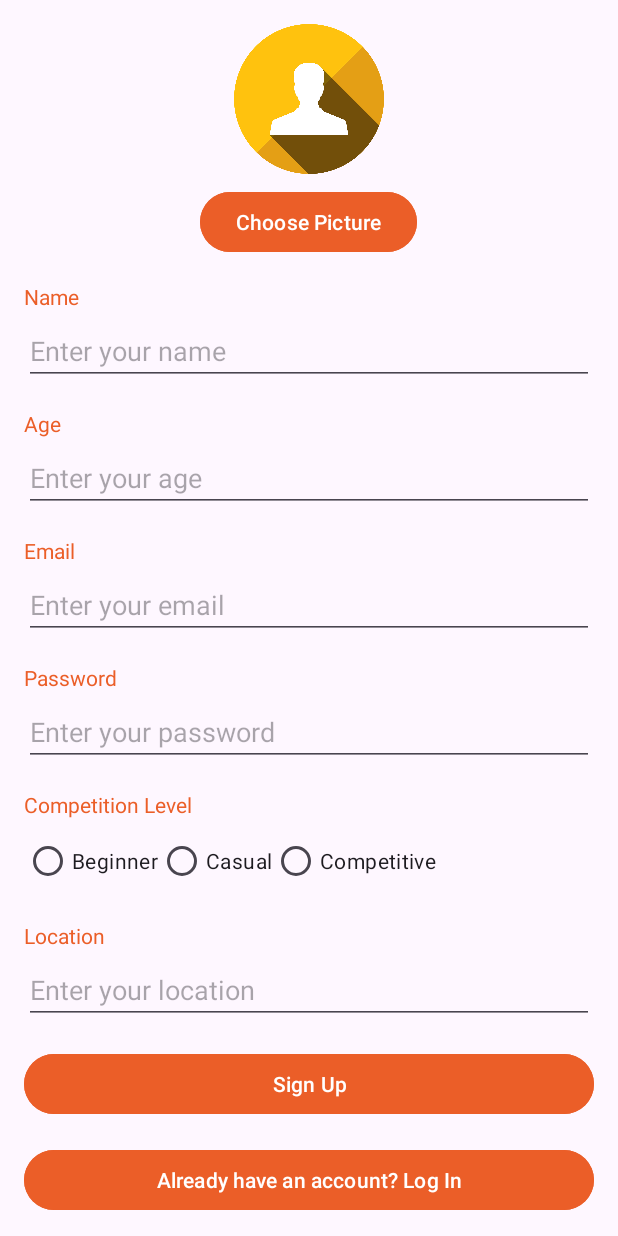
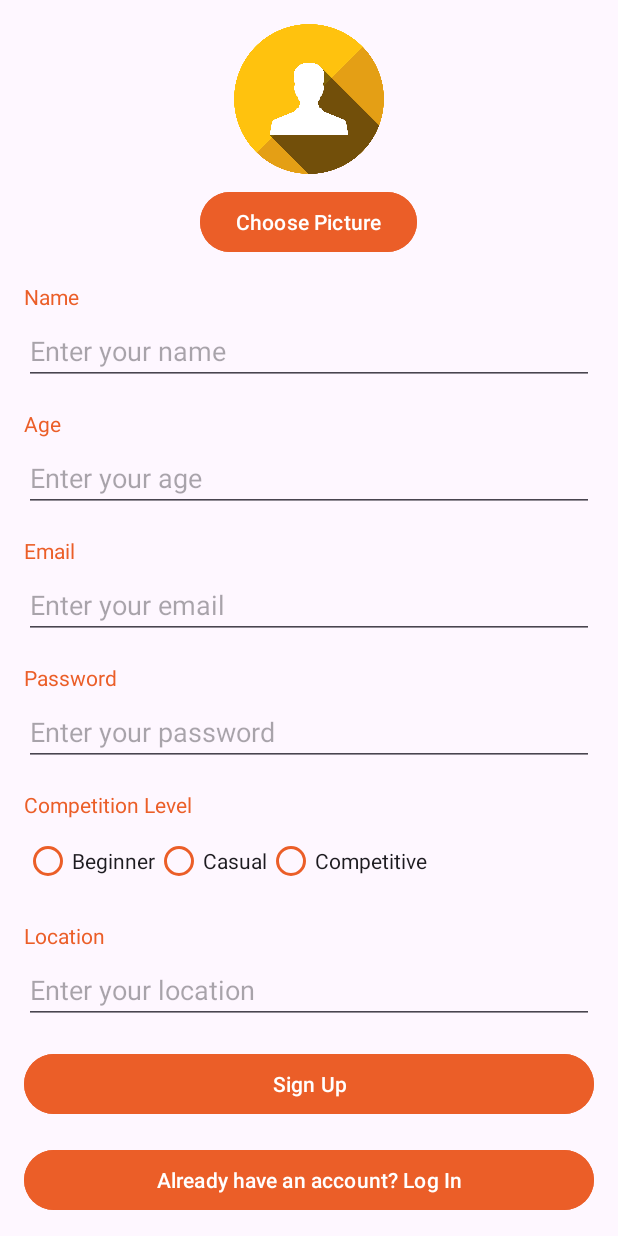
Before and after one commit to tigerokuma/HoopHub, an Android app built with Jetpack Compose: the SignUpFragment screen opened through its navigation route, on a phone screen of 412 x 824 dp. Run offline under Robolectric (Android 15) with nearby library versions, the phone set to English and light mode, and no system bars; our stand-ins replace Firebase (no records; nobody signed in at launch, a user with empty details on screens opened directly), navigation-ui; pictures from the network do not load; 1 statement that could not run was skipped.

Commit message:
Signup Fragment now goes to PlayersFragment upon successful login via nav_graph. Button styles changed in login/signup fragments

```diff
--- a/app/src/main/java/com/example/hoophubskeleton/fragment/Auth/SignUpFragment.kt
+++ b/app/src/main/java/com/example/hoophubskeleton/fragment/Auth/SignUpFragment.kt
@@ -110,6 +110,8 @@ class SignUpFragment : Fragment() {
 
                 authViewModel.signUp(email, password, user)
             }
+
+            findNavController().navigate(R.id.action_signUpFragment_to_playersFragment)
         }
     }
 
--- a/app/src/main/res/layout/fragment_signup.xml
+++ b/app/src/main/res/layout/fragment_signup.xml
@@ -27,7 +27,7 @@
             android:layout_height="wrap_content"
             android:text="Choose Picture"
             android:layout_gravity="center"
-            android:backgroundTint="@color/highlight"
+            style="@style/CustomButtonStyle"
             android:layout_marginBottom="16dp" />
 
         <!-- Name -->
@@ -113,18 +113,21 @@
                 android:id="@+id/radioBeginner"
                 android:layout_width="wrap_content"
                 android:layout_height="wrap_content"
+                style="@style/CustomRadioButtonStyle"
                 android:text="Beginner" />
 
             <RadioButton
                 android:id="@+id/radioCasual"
                 android:layout_width="wrap_content"
                 android:layout_height="wrap_content"
+                style="@style/CustomRadioButtonStyle"
                 android:text="Casual" />
 
             <RadioButton
                 android:id="@+id/radioCompetitive"
                 android:layout_width="wrap_content"
                 android:layout_height="wrap_content"
+                style="@style/CustomRadioButtonStyle"
                 android:text="Competitive" />
         </RadioGroup>
 
@@ -149,7 +152,7 @@
             android:id="@+id/signUpButton"
             android:layout_width="match_parent"
             android:layout_height="wrap_content"
-            android:backgroundTint="@color/highlight"
+            style="@style/CustomButtonStyle"
             android:text="Sign Up" />
 
         <!-- Go to signup -->
@@ -157,7 +160,7 @@
             android:id="@+id/goToLoginButton"
             android:layout_width="match_parent"
             android:layout_height="wrap_content"
-            android:backgroundTint="@color/highlight"
+            style="@style/CustomButtonStyle"
             android:text="Already have an account? Log In"
             android:layout_marginTop="16dp" />
 
--- a/app/src/main/res/navigation/nav_graph.xml
+++ b/app/src/main/res/navigation/nav_graph.xml
@@ -28,6 +28,9 @@
         <action
             android:id="@+id/action_signUpFragment_to_loginFragment"
             app:destination="@id/loginFragment" />
+        <action
+            android:id="@+id/action_signUpFragment_to_playersFragment"
+            app:destination="@id/playersFragment" />
     </fragment>
 
     <!-- Players Fragment -->
@@ -54,7 +57,7 @@
         android:id="@+id/bookingFragment"
         android:name="com.example.hoophubskeleton.fragment.BottomMenu.BookingsFragment"
         android:label="BookingsFragment"
-        tools:layout="@layout/fragment_bookings"/>
+        tools:layout="@layout/fragment_bookings" />
 
     <!-- Profile Fragment -->
     <fragment
@@ -78,7 +81,7 @@
     <fragment
         android:id="@+id/mapFragment"
         android:name="com.example.hoophubskeleton.fragment.TopMenu.MapFragment"
-        android:label="MapFragment"/>
+        android:label="MapFragment" />
 
     <!-- Inbox Fragment -->
     <fragment
```
